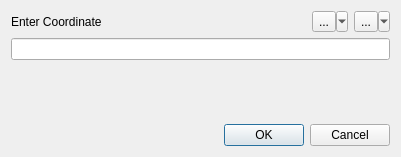
This is ui/digitizer.ui in NationalSecurityAgency/qgis-latlontools-plugin as Qt 5 draws it before an edit. The edited form follows.
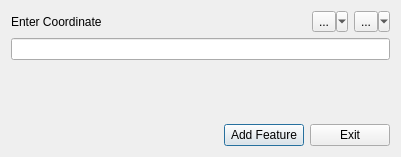
This is the edited form.

```diff
--- a/ui/digitizer.ui
+++ b/ui/digitizer.ui
@@ -90,14 +90,41 @@
     </spacer>
    </item>
    <item>
-    <widget class="QDialogButtonBox" name="buttonBox">
-     <property name="orientation">
-      <enum>Qt::Horizontal</enum>
-     </property>
-     <property name="standardButtons">
-      <set>QDialogButtonBox::Cancel|QDialogButtonBox::Ok</set>
-     </property>
-    </widget>
+    <layout class="QHBoxLayout" name="horizontalLayout">
+     <item>
+      <spacer name="horizontalSpacer">
+       <property name="orientation">
+        <enum>Qt::Horizontal</enum>
+       </property>
+       <property name="sizeHint" stdset="0">
+        <size>
+         <width>40</width>
+         <height>20</height>
+        </size>
+       </property>
+      </spacer>
+     </item>
+     <item>
+      <widget class="QPushButton" name="addButton">
+       <property name="text">
+        <string>Add Feature</string>
+       </property>
+       <property name="default">
+        <bool>true</bool>
+       </property>
+      </widget>
+     </item>
+     <item>
+      <widget class="QPushButton" name="exitButton">
+       <property name="text">
+        <string>Exit</string>
+       </property>
+       <property name="autoDefault">
+        <bool>false</bool>
+       </property>
+      </widget>
+     </item>
+    </layout>
    </item>
   </layout>
  </widget>
```
Left out of the diff: 35 changed lines with no effect on the pictures.
